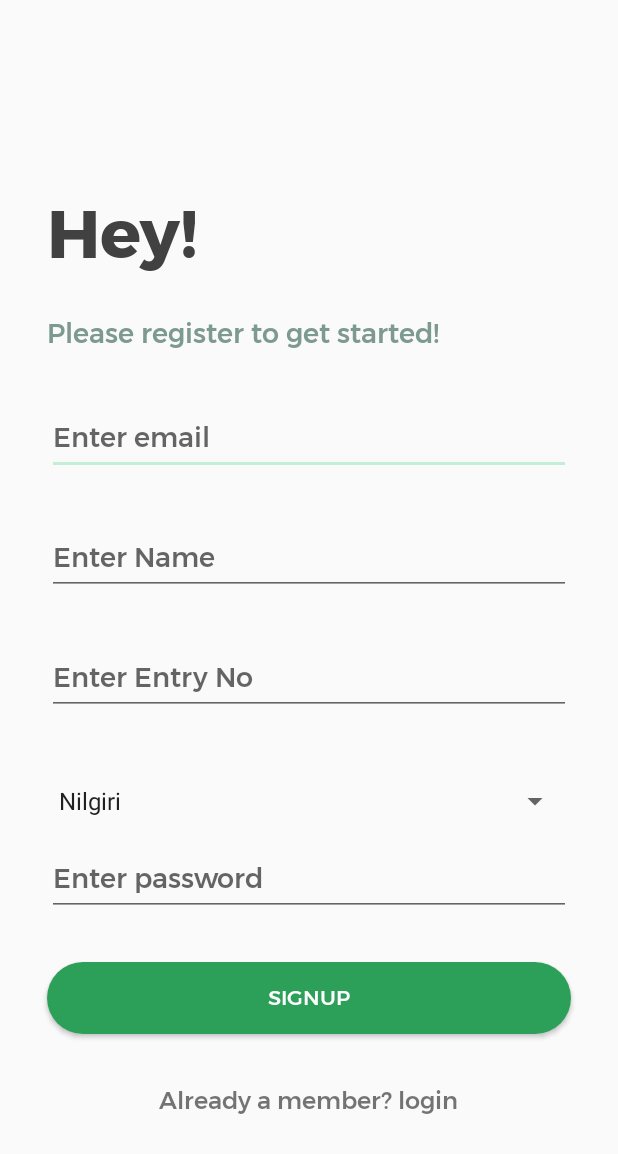
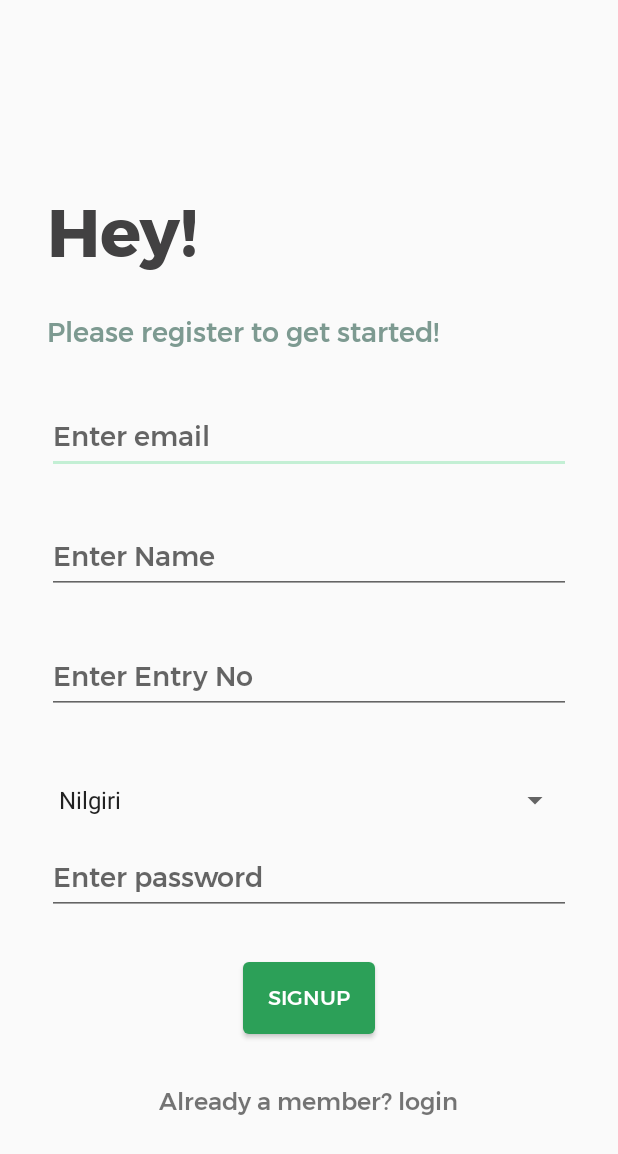
Before and after one commit to Korku02/disa, an Android app: the Signup screen opened directly, with no data from a screen before it, on a phone screen of 412 x 824 dp. Shown: the top 1154 px of the screen. Run offline under Robolectric (Android 15) with nearby library versions, the phone set to English and light mode, and no system bars; our stand-ins replace Volley; network calls fail.

Commit message:
Changes in UI

```diff
--- a/app/build.gradle
+++ b/app/build.gradle
@@ -20,7 +20,8 @@ android {
 }
 
 dependencies {
-    compile fileTree(dir: 'libs', include: ['*.jar'])
+    compile fileTree(include: ['*.jar'], dir: 'libs')
+    compile 'com.android.support:design:25.3.1'
     androidTestCompile('com.android.support.test.espresso:espresso-core:2.2.2', {
         exclude group: 'com.android.support', module: 'support-annotations'
     })
--- a/app/src/main/res/drawable-v21/circlecard.xml
+++ b/app/src/main/res/drawable-v21/circlecard.xml
@@ -4,7 +4,8 @@
     android:shape="rectangle"   >
 
     <solid
-        android:color="@color/colorWhite" >
+        android:color="@color/colorWhite"
+        >
     </solid>
 
 
@@ -17,7 +18,7 @@
     </padding>
 
     <corners
-        android:radius="11dp"   >
+        android:radius="4dp"   >
     </corners>
 
 </shape>
--- a/app/src/main/res/drawable-v21/roundbutton.xml
+++ b/app/src/main/res/drawable-v21/roundbutton.xml
@@ -1,13 +1,12 @@
 <?xml version="1.0" encoding="utf-8"?>
+
 <shape
     xmlns:android="http://schemas.android.com/apk/res/android"
-    android:shape="rectangle"   >
-
+    android:shape="rectangle"
+    >
     <solid
         android:color="@color/colorPrimaryDark" >
     </solid>
-
-
 
     <padding
         android:left="5dp"
@@ -17,7 +16,7 @@
     </padding>
 
     <corners
-        android:radius="40dp"   >
+        android:radius="4dp"   >
     </corners>
 
 </shape>
--- a/app/src/main/res/layout/activity_signup.xml
+++ b/app/src/main/res/layout/activity_signup.xml
@@ -13,10 +13,13 @@
 
 
 
+
     </android.support.design.widget.AppBarLayout>
+    <android.support.design.widget.TextInputLayout
+        android:layout_width="match_parent"
+        android:layout_height="wrap_content" >
+
+    </android.support.design.widget.TextInputLayout>
 
     <include layout="@layout/content_signup" />
-
-
-
 </android.support.design.widget.CoordinatorLayout>
--- a/app/src/main/res/layout/activity_splash.xml
+++ b/app/src/main/res/layout/activity_splash.xml
@@ -7,11 +7,6 @@
     tools:context="iitd.messfeeback.myapplication.Splash">
 
 
-
-
-
-
-
     <include layout="@layout/content_splash" />
 
 
--- a/app/src/main/res/layout/content_signup.xml
+++ b/app/src/main/res/layout/content_signup.xml
@@ -38,21 +38,21 @@
             android:textColor="@color/colorAluminium"
             android:layout_margin="15dp"
             />
-        <EditText
+        <android.support.design.widget.TextInputEditText
             android:id="@+id/editTextEmail"
             android:layout_width="match_parent"
             android:layout_height="wrap_content"
             android:layout_margin="15dp"
             android:hint="Enter email"
             android:inputType="textEmailAddress" />
-        <EditText
+        <android.support.design.widget.TextInputEditText
             android:id="@+id/editTextUsername"
             android:layout_width="match_parent"
             android:layout_height="wrap_content"
             android:layout_margin="15dp"
             android:hint="Enter Name"
             android:inputType="textPersonName" />
-        <EditText
+        <android.support.design.widget.TextInputEditText
             android:id="@+id/editTextEntryNo"
             android:layout_width="match_parent"
             android:layout_height="wrap_content"
@@ -72,7 +72,7 @@
             android:layout_marginRight="15dp"
             />
 
-        <EditText
+        <android.support.design.widget.TextInputEditText
             android:id="@+id/editTextPassword"
             android:layout_width="match_parent"
             android:layout_height="wrap_content"
@@ -82,9 +82,10 @@
 
         <Button
             android:id="@+id/buttonSignup"
-            android:layout_width="match_parent"
+            android:layout_width="wrap_content"
             android:layout_height="wrap_content"
-            android:layout_margin="15dp"
+            android:layout_gravity="bottom|center"
+            android:layout_margin="16dp"
             android:text="Signup"
             android:background="@drawable/roundbutton"
             android:textColor="#ffffff"/>
--- a/app/src/main/res/layout/fragment_scanner.xml
+++ b/app/src/main/res/layout/fragment_scanner.xml
@@ -3,7 +3,7 @@
     android:layout_width="match_parent"
     android:layout_height="match_parent"
     tools:context="iitd.messfeeback.myapplication.scanner"
-    android:background="@color/colorSteelGrey"
+    android:background="@color/casualBackground"
     >
 
     <!-- TODO: Update blank fragment layout -->
@@ -17,6 +17,7 @@
         android:layout_marginTop="50dp"
         android:padding="20dp"
         android:background="@drawable/circlecard"
+        android:elevation="12dp"
         >
 
 
--- a/app/src/main/res/values/colors.xml
+++ b/app/src/main/res/values/colors.xml
@@ -14,5 +14,6 @@
     <color name="colorAluminium">#7d9a91</color>
     <color name="colorNevada">#424142</color>
     <color name="colorSnow">#F9F9F9</color>
+    <color name="casualBackground">#f5f5f5</color>
 
 </resources>
--- a/build.gradle
+++ b/build.gradle
@@ -5,7 +5,7 @@ buildscript {
         jcenter()
     }
     dependencies {
-        classpath 'com.android.tools.build:gradle:2.3.2'
+        classpath 'com.android.tools.build:gradle:2.3.3'
 
         // NOTE: Do not place your application dependencies here; they belong
         // in the individual module build.gradle files
```
Also changed, not shown: app/src/main/res/layout/content_submit_rating.xml (+8 -5 lines), 205 other files.
